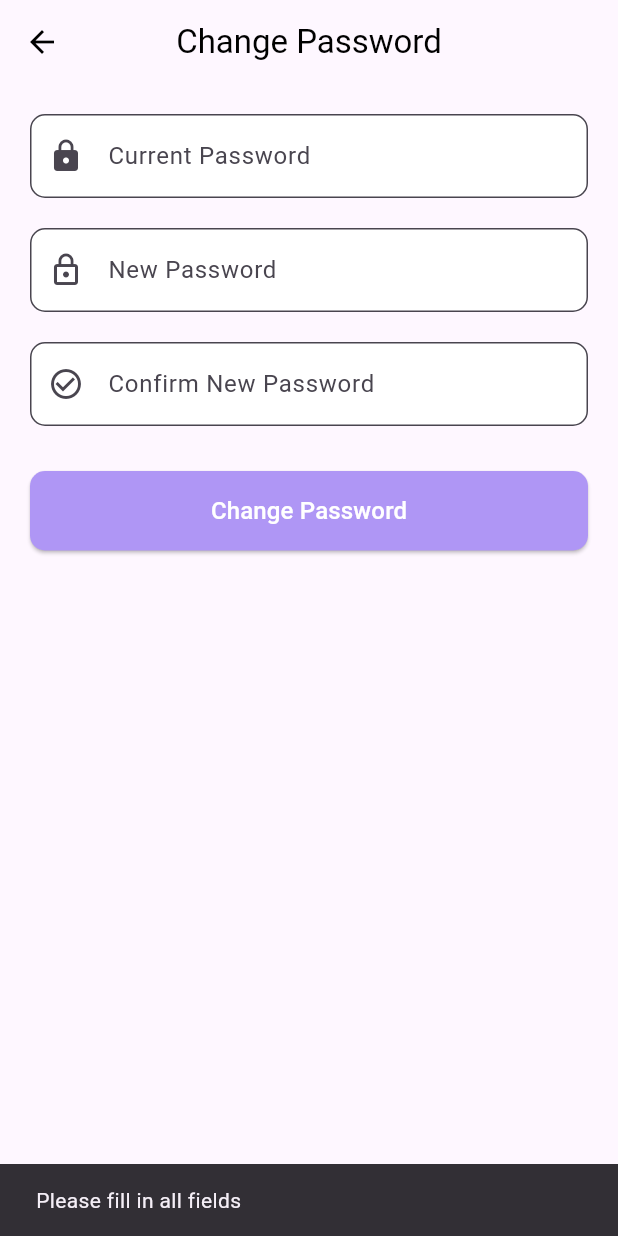
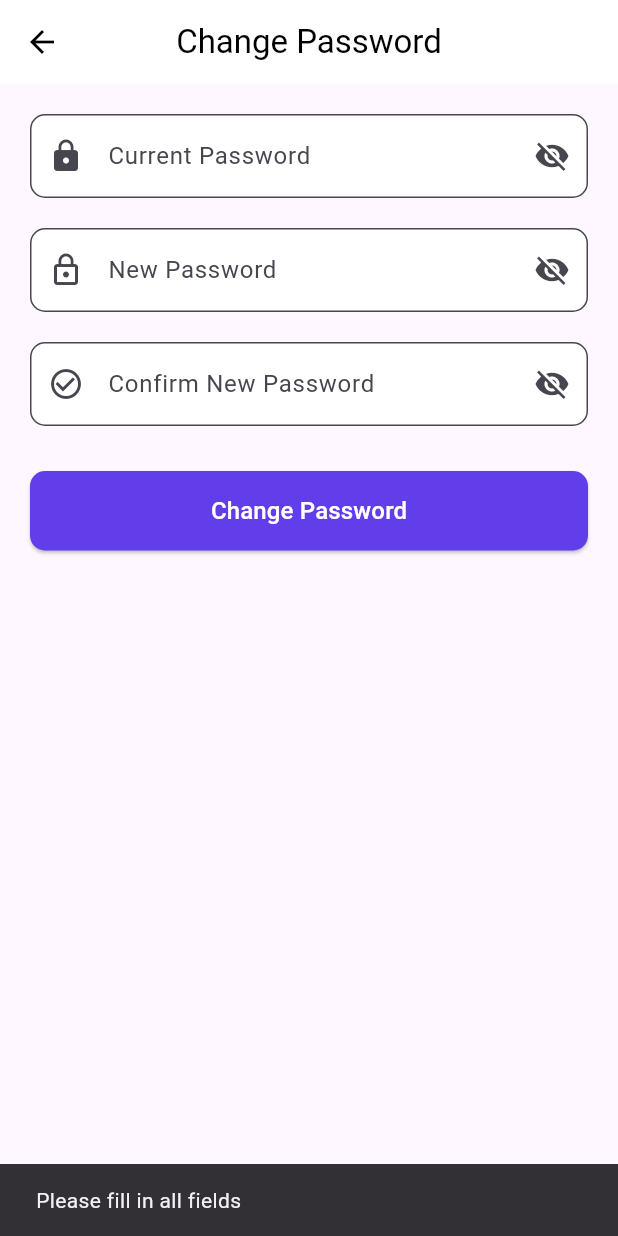
Before and after one commit to wholeGrainCat/PULSE-App, a Flutter app: the ChangePasswordPage screen opened directly, after a tap on "Change Password", on a phone screen of 412 x 824 dp. Run offline on Flutter 3.47's test engine with Material 3 defaults, Android fonts, the phone set to English and light mode, and no system bars; our stand-ins replace carousel_slider, cloud_firestore, firebase_auth, firebase_core, firebase_storage, fl_chart and 7 more; missing offline and left inert: aura_box, fluentui_emoji_icon; accounts and stored records are empty.

Commit message:
update change password for admin and student

```diff
--- a/lib/Admin/profile/change_password_page.dart
+++ b/lib/Admin/profile/change_password_page.dart
@@ -1,42 +1,48 @@
+import 'package:firebase_auth/firebase_auth.dart';
 import 'package:flutter/material.dart';
 
-class ChangePasswordPage extends StatelessWidget {
+class ChangePasswordPage extends StatefulWidget {
   const ChangePasswordPage({super.key});
 
   @override
-  Widget build(BuildContext context) {
-    // TextEditingControllers for input fields
+  _ChangePasswordPageState createState() => _ChangePasswordPageState();
+}
+
+class _ChangePasswordPageState extends State<ChangePasswordPage> {
   final currentPasswordController = TextEditingController();
   final newPasswordController = TextEditingController();
   final confirmPasswordController = TextEditingController();
+  final FirebaseAuth auth = FirebaseAuth.instance;
 
+  // Password visibility states
+  bool isCurrentPasswordVisible = false;
+  bool isNewPasswordVisible = false;
+  bool isConfirmPasswordVisible = false;
+
+  @override
+  Widget build(BuildContext context) {
     return Scaffold(
-      body: Column(
-        children: [
-          // App Bar
-          AppBar(
+      appBar: AppBar(
         title: const Text(
           'Change Password',
           style: TextStyle(color: Colors.black),
         ),
-            backgroundColor: Colors.transparent,
+        backgroundColor: Colors.white,
         elevation: 0,
         centerTitle: true,
         iconTheme: const IconThemeData(color: Colors.black),
       ),
-
-          // Page Content
-          Padding(
+      body: Padding(
         padding: const EdgeInsets.symmetric(horizontal: 20),
         child: Column(
           crossAxisAlignment: CrossAxisAlignment.stretch,
           children: [
-                const SizedBox(height: 20), // Add spacing below AppBar
+            const SizedBox(height: 20),
 
             // Current Password Input
             TextField(
               controller: currentPasswordController,
-                  obscureText: true,
+              obscureText: !isCurrentPasswordVisible,
               decoration: InputDecoration(
                 labelText: 'Current Password',
                 filled: true,
@@ -45,6 +51,18 @@ class ChangePasswordPage extends StatelessWidget {
                   borderRadius: BorderRadius.circular(10),
                 ),
                 prefixIcon: const Icon(Icons.lock),
+                suffixIcon: IconButton(
+                  icon: Icon(
+                    isCurrentPasswordVisible
+                        ? Icons.visibility
+                        : Icons.visibility_off,
+                  ),
+                  onPressed: () {
+                    setState(() {
+                      isCurrentPasswordVisible = !isCurrentPasswordVisible;
+                    });
+                  },
+                ),
               ),
             ),
             const SizedBox(height: 20),
@@ -52,7 +70,7 @@ class ChangePasswordPage extends StatelessWidget {
             // New Password Input
             TextField(
               controller: newPasswordController,
-                  obscureText: true,
+              obscureText: !isNewPasswordVisible,
               decoration: InputDecoration(
                 labelText: 'New Password',
                 filled: true,
@@ -61,6 +79,18 @@ class ChangePasswordPage extends StatelessWidget {
                   borderRadius: BorderRadius.circular(10),
                 ),
                 prefixIcon: const Icon(Icons.lock_outline),
+                suffixIcon: IconButton(
+                  icon: Icon(
+                    isNewPasswordVisible
+                        ? Icons.visibility
+                        : Icons.visibility_off,
+                  ),
+                  onPressed: () {
+                    setState(() {
+                      isNewPasswordVisible = !isNewPasswordVisible;
+                    });
+                  },
+                ),
               ),
             ),
             const SizedBox(height: 20),
@@ -68,7 +98,7 @@ class ChangePasswordPage extends StatelessWidget {
             // Confirm New Password Input
             TextField(
               controller: confirmPasswordController,
-                  obscureText: true,
+              obscureText: !isConfirmPasswordVisible,
               decoration: InputDecoration(
                 labelText: 'Confirm New Password',
                 filled: true,
@@ -77,18 +107,30 @@ class ChangePasswordPage extends StatelessWidget {
                   borderRadius: BorderRadius.circular(10),
                 ),
                 prefixIcon: const Icon(Icons.check_circle_outline),
+                suffixIcon: IconButton(
+                  icon: Icon(
+                    isConfirmPasswordVisible
+                        ? Icons.visibility
+                        : Icons.visibility_off,
+                  ),
+                  onPressed: () {
+                    setState(() {
+                      isConfirmPasswordVisible = !isConfirmPasswordVisible;
+                    });
+                  },
+                ),
               ),
             ),
             const SizedBox(height: 30),
 
             // Change Password Button
             ElevatedButton(
-                  onPressed: () {
+              onPressed: () async {
                 final currentPassword = currentPasswordController.text;
                 final newPassword = newPasswordController.text;
                 final confirmPassword = confirmPasswordController.text;
+                final List<String> passwordErrors = [];
 
-                    // Basic Validation
                 if (currentPassword.isEmpty ||
                     newPassword.isEmpty ||
                     confirmPassword.isEmpty) {
@@ -110,20 +152,67 @@ class ChangePasswordPage extends StatelessWidget {
                   return;
                 }
 
-                    // Mock Password Change Logic
+                if (newPassword.length < 12) {
+                  passwordErrors
+                      .add("Password must be at least 12 characters long.");
+                }
+                if (!RegExp(r'[A-Z]').hasMatch(newPassword)) {
+                  passwordErrors.add(
+                      "Password must contain at least one uppercase letter.");
+                }
+                if (!RegExp(r'[a-z]').hasMatch(newPassword)) {
+                  passwordErrors.add(
+                      "Password must contain at least one lowercase letter.");
+                }
+                if (!RegExp(r'[0-9]').hasMatch(newPassword)) {
+                  passwordErrors
+                      .add("Password must contain at least one number.");
+                }
+                if (!RegExp(r'[!@#\\$%^&*(),.?":{}|<>]')
+                    .hasMatch(newPassword)) {
+                  passwordErrors.add(
+                      "Password must contain at least one special character.");
+                }
+
+                if (passwordErrors.isNotEmpty) {
+                  ScaffoldMessenger.of(context).showSnackBar(
+                    SnackBar(
+                      content: Text(passwordErrors.join('\n')),
+                    ),
+                  );
+                  return;
+                }
+
+                try {
+                  User? user = auth.currentUser;
+
+                  AuthCredential credential = EmailAuthProvider.credential(
+                    email: user!.email!,
+                    password: currentPassword,
+                  );
+                  await user.reauthenticateWithCredential(credential);
+                  await user.updatePassword(newPassword);
+
                   ScaffoldMessenger.of(context).showSnackBar(
                     const SnackBar(
                       content: Text('Password changed successfully!'),
                     ),
                   );
 
-                    // Clear Text Fields
                   currentPasswordController.clear();
                   newPasswordController.clear();
                   confirmPasswordController.clear();
+                } catch (e) {
+                  ScaffoldMessenger.of(context).showSnackBar(
+                    const SnackBar(
+                      content: Text(
+                          'Error: Please fill in the correct current password'),
+                    ),
+                  );
+                }
               },
               style: ElevatedButton.styleFrom(
-                    backgroundColor: const Color(0xFFAF96F5), // Purple color
+                backgroundColor: const Color(0xFF613EEA),
                 padding: const EdgeInsets.symmetric(vertical: 15),
                 shape: RoundedRectangleBorder(
                   borderRadius: BorderRadius.circular(10),
@@ -137,8 +226,6 @@ class ChangePasswordPage extends StatelessWidget {
           ],
         ),
       ),
-        ],
-      ),
     );
   }
 }
```
Also changed, not shown: lib/Student/profile/change_password.dart (+56 -19 lines). Lines whose indentation alone changed are shown as unchanged.
